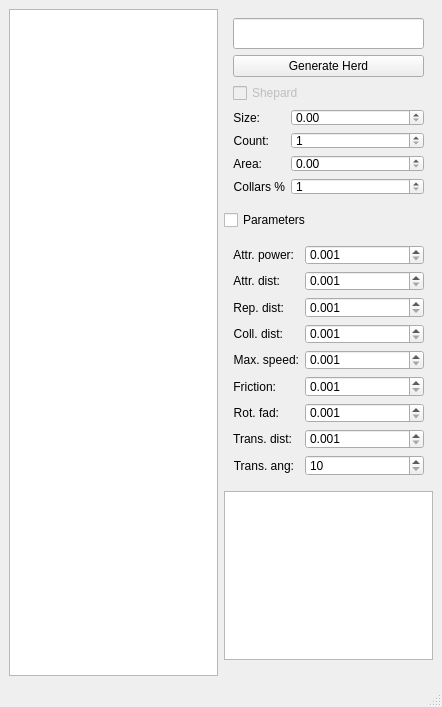
Qt form mainwindow.ui (IvanTsantsarov/herdmind-simulator) before a commit.
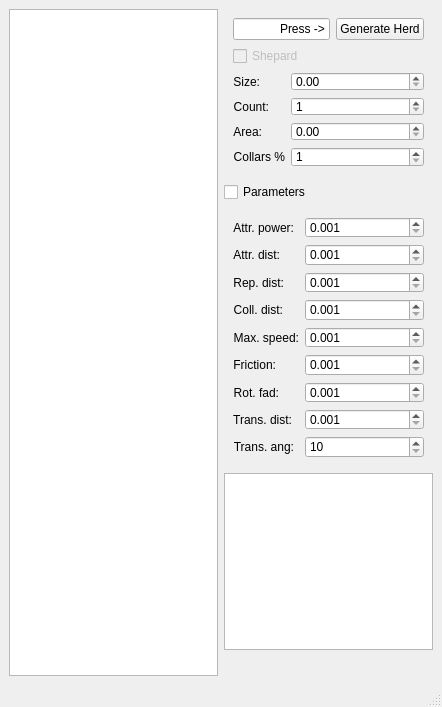
The same form after that commit.

Diff of the .ui file:
```diff
--- a/mainwindow.ui
+++ b/mainwindow.ui
@@ -91,11 +91,11 @@
             <layout class="QHBoxLayout" name="horizontalLayout_3">
              <item>
               <widget class="QLineEdit" name="editTime">
-               <property name="font">
-                <font>
-                 <pointsize>14</pointsize>
-                 <bold>true</bold>
-                </font>
+               <property name="toolTip">
+                <string>Time elapsed since the herd generation</string>
+               </property>
+               <property name="text">
+                <string>Press -&gt;</string>
                </property>
                <property name="alignment">
                 <set>Qt::AlignmentFlag::AlignRight|Qt::AlignmentFlag::AlignTrailing|Qt::AlignmentFlag::AlignVCenter</set>
@@ -105,6 +105,13 @@
                </property>
               </widget>
              </item>
+             <item>
+              <widget class="QPushButton" name="btnGenerate">
+               <property name="text">
+                <string>Generate Herd</string>
+               </property>
+              </widget>
+             </item>
             </layout>
            </item>
            <item row="5" column="0">
@@ -191,13 +198,6 @@
              </item>
             </layout>
            </item>
-           <item row="2" column="0">
-            <widget class="QPushButton" name="btnGenerate">
-             <property name="text">
-              <string>Generate Herd</string>
-             </property>
-            </widget>
-           </item>
           </layout>
          </widget>
         </item>
```
